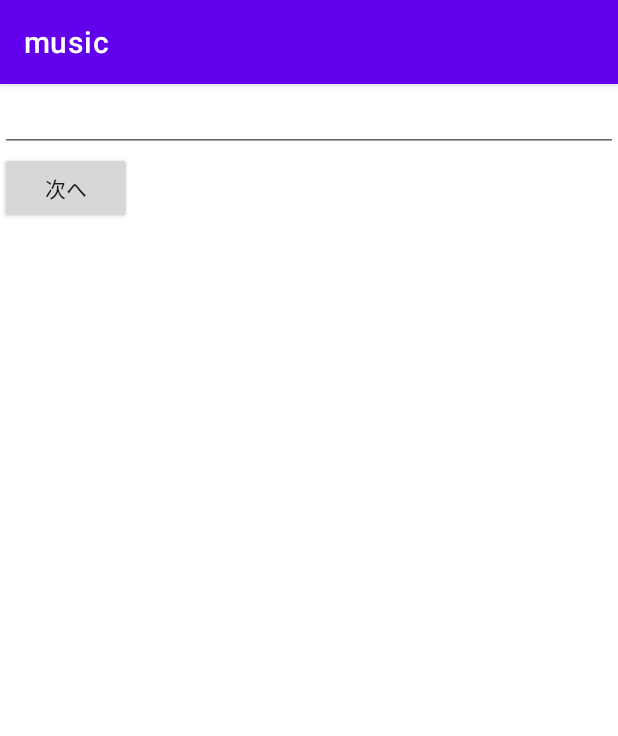
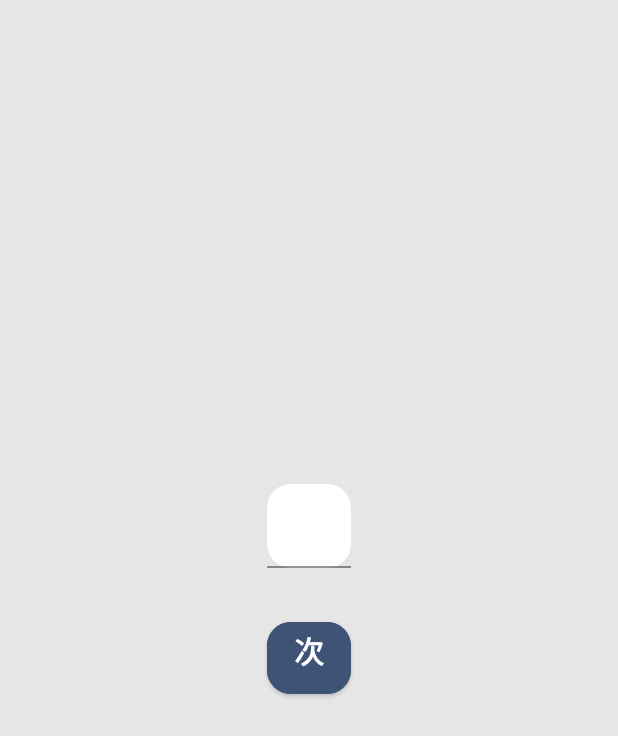
Before and after one commit to risako070310/mu, an Android app: the ChooseFragment screen opened through its navigation route, on a phone screen of 412 x 824 dp. Shown: the top 736 px of the screen. Run offline under Robolectric (Android 15) with nearby library versions, the phone set to English and light mode, and no system bars.

Commit message:
add layout design for login fragments

```diff
--- a/app/src/main/java/com/risako070310/music/ChooseFragment.kt
+++ b/app/src/main/java/com/risako070310/music/ChooseFragment.kt
@@ -22,9 +22,6 @@ class ChooseFragment : Fragment() {
         super.onViewCreated(view, savedInstanceState)
 
         nextButton.setOnClickListener {
-//            val songName = songEditText.text.toString()
-//            val songId = songEditText.text.toString().substring(31, 53)
-//            text.text = songId
             val bundle = bundleOf("name" to arguments?.getString("name"), "songId" to "aaa")
             findNavController().navigate(R.id.choose_to_song, bundle)
         }
--- /dev/null
+++ b/app/src/main/res/drawable/ic_baseline_search_24.xml
@@ -0,0 +1,5 @@
+<vector android:height="24dp" android:tint="#505050"
+    android:viewportHeight="24" android:viewportWidth="24"
+    android:width="24dp" xmlns:android="http://schemas.android.com/apk/res/android">
+    <path android:fillColor="@android:color/white" android:pathData="M15.5,14h-0.79l-0.28,-0.27C15.41,12.59 16,11.11 16,9.5 16,5.91 13.09,3 9.5,3S3,5.91 3,9.5 5.91,16 9.5,16c1.61,0 3.09,-0.59 4.23,-1.57l0.27,0.28v0.79l5,4.99L20.49,19l-4.99,-5zM9.5,14C7.01,14 5,11.99 5,9.5S7.01,5 9.5,5 14,7.01 14,9.5 11.99,14 9.5,14z"/>
+</vector>
--- a/app/src/main/res/layout/fragment_choose.xml
+++ b/app/src/main/res/layout/fragment_choose.xml
@@ -4,39 +4,56 @@
     android:layout_width="match_parent"
     android:layout_height="match_parent"
     xmlns:app="http://schemas.android.com/apk/res-auto"
-    tools:context=".ChooseFragment">
+    tools:context=".ChooseFragment"
+    android:background="@color/bg_gray">
 
-    <androidx.appcompat.widget.AppCompatEditText
-        android:layout_width="match_parent"
+    <com.google.android.material.textfield.TextInputLayout
+        android:id="@+id/textBox"
+        style="@style/Widget.MaterialComponents.TextInputLayout.FilledBox"
+        android:layout_width="wrap_content"
         android:layout_height="wrap_content"
-        android:id="@+id/songEditText"
-        android:ems="30"
-        tools:layout_editor_absoluteY="87dp"
-        tools:ignore="MissingConstraints" />
+        app:boxBackgroundColor="@color/white"
+        app:boxCornerRadiusBottomEnd="16dp"
+        app:boxCornerRadiusBottomStart="16dp"
+        app:boxCornerRadiusTopEnd="16dp"
+        app:boxCornerRadiusTopStart="16dp"
+        app:layout_constraintBottom_toBottomOf="parent"
+        app:layout_constraintEnd_toEndOf="parent"
+        app:layout_constraintStart_toStartOf="parent"
+        app:layout_constraintTop_toTopOf="parent"
+        app:layout_constraintVertical_bias="0.42">
+
+        <com.google.android.material.textfield.TextInputEditText
+            android:id="@+id/songEditText"
+            android:layout_width="wrap_content"
+            android:layout_height="wrap_content"
+            android:backgroundTint="@color/white"
+            android:ems="15"
+            android:hint="曲名を入力"
+            android:inputType="textPersonName" />
+    </com.google.android.material.textfield.TextInputLayout>
 
     <androidx.recyclerview.widget.RecyclerView
-        android:layout_width="wrap_content"
+        android:layout_width="0dp"
         android:layout_height="wrap_content"
         android:id="@+id/resultView"
-        tools:layout_editor_absoluteX="150dp"
-        tools:layout_editor_absoluteY="200dp"
-        tools:ignore="MissingConstraints"  />
+        app:layout_constraintTop_toBottomOf="@id/textBox"
+        app:layout_constraintStart_toStartOf="@id/textBox"
+        app:layout_constraintEnd_toEndOf="@id/textBox" />
 
-    <androidx.appcompat.widget.AppCompatButton
-        android:layout_width="wrap_content"
-        android:layout_height="wrap_content"
+    <com.google.android.material.button.MaterialButton
+        android:layout_width="0dp"
+        android:layout_height="60dp"
         android:id="@+id/nextButton"
         android:text="次へ"
-        app:layout_constraintTop_toBottomOf="@id/songEditText"
-        tools:layout_editor_absoluteX="161dp"
-        tools:layout_editor_absoluteY="400dp"
-        tools:ignore="MissingConstraints" />
-
-    <androidx.appcompat.widget.AppCompatTextView
-        android:layout_width="wrap_content"
-        android:layout_height="wrap_content"
-        android:id="@+id/text"
-        app:layout_constraintTop_toBottomOf="@id/nextButton"
-        tools:ignore="MissingConstraints" />
+        android:textSize="20dp"
+        android:fontFamily="sans-serif-black"
+        android:layout_marginTop="30dp"
+        android:textColor="@color/white"
+        android:backgroundTint="@color/blue_dark"
+        app:cornerRadius="16dp"
+        app:layout_constraintTop_toBottomOf="@id/resultView"
+        app:layout_constraintStart_toStartOf="@id/textBox"
+        app:layout_constraintEnd_toEndOf="@id/textBox"/>
 
 </androidx.constraintlayout.widget.ConstraintLayout>
--- a/app/src/main/res/values/colors.xml
+++ b/app/src/main/res/values/colors.xml
@@ -1,10 +1,8 @@
 <?xml version="1.0" encoding="utf-8"?>
 <resources>
-    <color name="purple_200">#FFBB86FC</color>
-    <color name="purple_500">#FF6200EE</color>
-    <color name="purple_700">#FF3700B3</color>
-    <color name="teal_200">#FF03DAC5</color>
-    <color name="teal_700">#FF018786</color>
-    <color name="black">#FF000000</color>
+    <color name="bg_gray">#FFE6E6E6</color>
+    <color name="blue_dark">#FF3F5377</color>
+    <color name="blue_primary">#FF7BA1EB</color>
+    <color name="black">#FF707070</color>
     <color name="white">#FFFFFFFF</color>
 </resources>
--- a/app/src/main/res/values/themes.xml
+++ b/app/src/main/res/values/themes.xml
@@ -1,16 +1,11 @@
 <resources xmlns:tools="http://schemas.android.com/tools">
     <!-- Base application theme. -->
-    <style name="Theme.Music" parent="Theme.MaterialComponents.DayNight.DarkActionBar">
+    <style name="Theme.Music" parent="Theme.MaterialComponents.DayNight.NoActionBar">
         <!-- Primary brand color. -->
-        <item name="colorPrimary">@color/purple_500</item>
-        <item name="colorPrimaryVariant">@color/purple_700</item>
+        <item name="colorPrimary">@color/blue_primary</item>
+        <item name="colorPrimaryVariant">@color/blue_dark</item>
         <item name="colorOnPrimary">@color/white</item>
-        <!-- Secondary brand color. -->
-        <item name="colorSecondary">@color/teal_200</item>
-        <item name="colorSecondaryVariant">@color/teal_700</item>
-        <item name="colorOnSecondary">@color/black</item>
         <!-- Status bar color. -->
-        <item name="android:statusBarColor" tools:targetApi="l">?attr/colorPrimaryVariant</item>
-        <!-- Customize your theme here. -->
+        <item name="android:statusBarColor" tools:targetApi="l">@color/bg_gray</item>
     </style>
 </resources>
```
Also changed, not shown: app/src/main/res/layout/fragment_comment.xml (+40 -14 lines), app/src/main/res/layout/fragment_name.xml (+39 -14 lines), app/src/main/res/layout/fragment_song.xml (+53 -21 lines).
